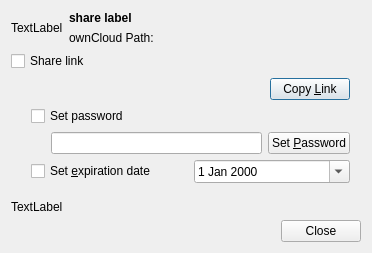
Old version of the form src/gui/sharedialog.ui in the repository nextcloud/desktop.
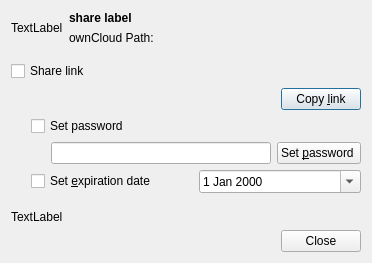
New version of the form. Custom widgets are drawn as their Qt base class.

Patch:
```diff
--- a/src/gui/sharedialog.ui
+++ b/src/gui/sharedialog.ui
@@ -68,6 +68,9 @@
    </item>
    <item row="1" column="0">
     <layout class="QHBoxLayout" name="horizontalLayout_shareLink">
+     <property name="topMargin">
+      <number>10</number>
+     </property>
      <item>
       <widget class="QCheckBox" name="checkBox_shareLink">
        <property name="text">
@@ -86,6 +89,9 @@
       <property name="topMargin">
        <number>1</number>
       </property>
+      <property name="rightMargin">
+       <number>0</number>
+      </property>
       <item row="0" column="0">
        <layout class="QHBoxLayout" name="horizontalLayout_3">
         <property name="sizeConstraint">
@@ -116,7 +122,7 @@
         <item>
          <widget class="QPushButton" name="pushButton_copy">
           <property name="text">
-           <string>Copy &amp;Link</string>
+           <string>Copy &amp;link</string>
           </property>
          </widget>
         </item>
@@ -173,7 +179,7 @@
            </sizepolicy>
           </property>
           <property name="text">
-           <string>Set &amp;Password</string>
+           <string>Set &amp;password </string>
           </property>
          </widget>
         </item>
```
